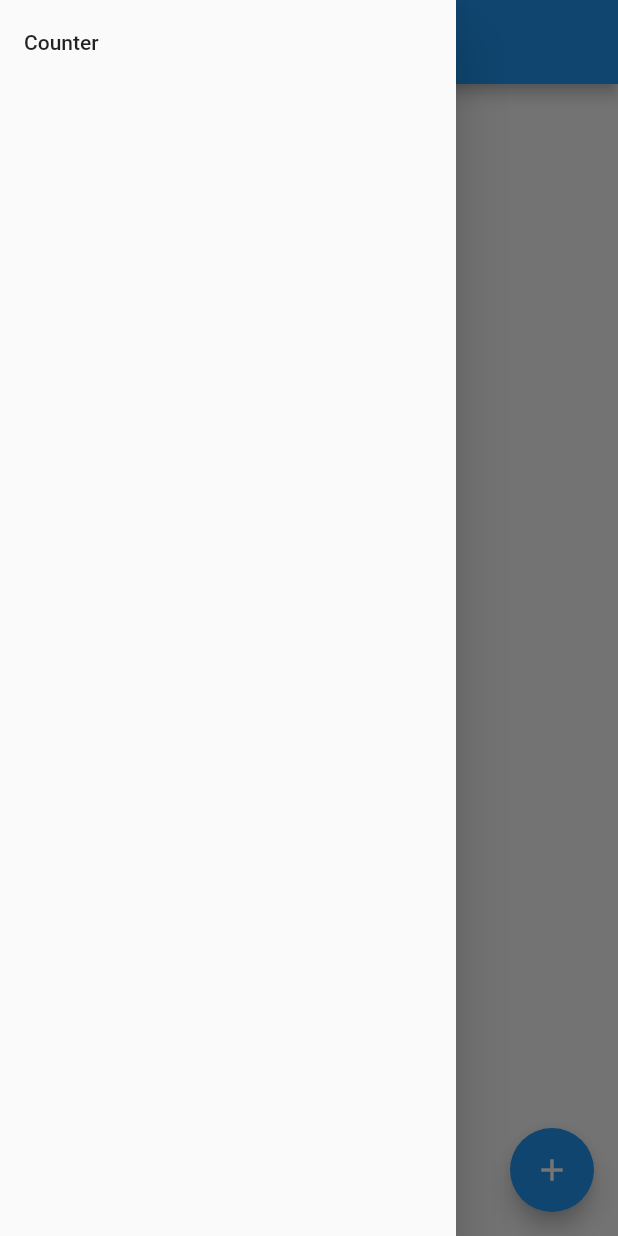
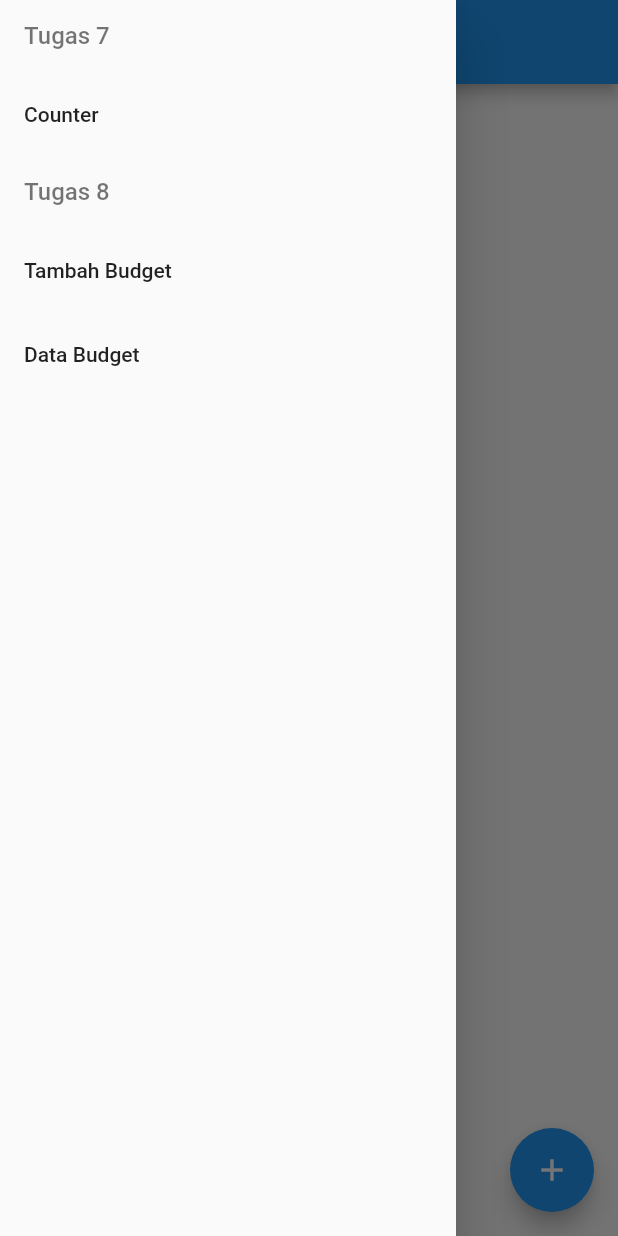
Before and after one commit to HansTM/pbp-tugas-flutter, a Flutter app: the screen it shows after launch, with the side drawer open, on a phone screen of 412 x 824 dp. Run offline on Flutter 3.47's test engine with Material 2 defaults, Android fonts, the phone set to English and light mode, and no system bars.

Commit message:
Tugas 8: Tambah halaman yang dibutuhkan, perindah drawer

```diff
--- a/lib/drawer.dart
+++ b/lib/drawer.dart
@@ -1,4 +1,6 @@
 import 'package:counter_7/counter.dart';
+import 'package:counter_7/budget-form.dart';
+import 'package:counter_7/budget-list.dart';
 import 'package:flutter/material.dart';
 
 class GlobalDrawer extends StatelessWidget {
@@ -11,14 +13,50 @@ class GlobalDrawer extends StatelessWidget {
     return Drawer(
       child: Column(
         children: [
-          // Menambahkan clickable menu
+          const ListTile(
+            title: Text(
+              'Tugas 7',
+              style: TextStyle(
+                fontSize: 16,
+                color: Colors.black54,
+              )
+            ),
+            dense: true,
+          ),
           ListTile(
             title: const Text('Counter'),
             onTap: () {
-              // Route menu ke halaman utama
               Navigator.pushReplacement(
                 context,
                 MaterialPageRoute(builder: (context) => const CounterPage()),
+              );
+            },
+          ),
+          const ListTile(
+            title: Text(
+              'Tugas 8',
+              style: TextStyle(
+                fontSize: 16,
+                color: Colors.black54,
+              )
+            ),
+            dense: true,
+          ),
+          ListTile(
+            title: const Text('Tambah Budget'),
+            onTap: () {
+              Navigator.pushReplacement(
+                context,
+                MaterialPageRoute(builder: (context) => const BudgetFormPage()),
+              );
+            },
+          ),
+          ListTile(
+            title: const Text('Data Budget'),
+            onTap: () {
+              Navigator.pushReplacement(
+                context,
+                MaterialPageRoute(builder: (context) => const BudgetListPage()),
               );
             },
           ),
```
Also changed, not shown: lib/budget-form.dart (added, +25 -0 lines), lib/budget-list.dart (added, +25 -0 lines).
